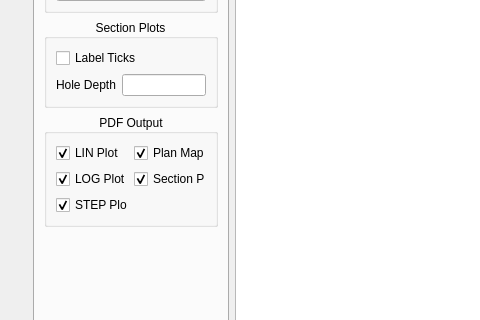
The window that src/qt_ui/pem_editor_window.ui (Eric-Meunier/Processor-Suite) describes before a commit, drawn with Qt 5; both pictures show x 0 to 480 and y 433 to 753 of the 1029 by 907 pixel window.
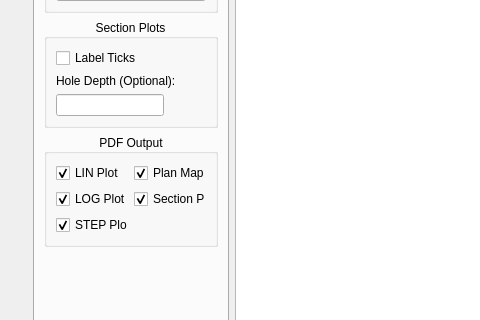
The same window after the commit. The open tabs and pages were chosen to show the change.

Commit message: Small changes to open_pem_files and export_pem_files.

Diff of the .ui file:
```diff
--- a/src/qt_ui/pem_editor_window.ui
+++ b/src/qt_ui/pem_editor_window.ui
@@ -595,13 +595,10 @@
            <item row="2" column="0">
             <widget class="QLabel" name="label_4">
              <property name="text">
-              <string>Hole Depth</string>
+              <string>Hole Depth (Optional):</string>
              </property>
             </widget>
            </item>
-           <item row="2" column="1">
-            <widget class="QLineEdit" name="section_depth_edit"/>
-           </item>
            <item row="1" column="0" colspan="2">
             <widget class="QCheckBox" name="label_section_depths_cbox">
              <property name="text">
@@ -609,6 +606,9 @@
              </property>
             </widget>
            </item>
+           <item row="3" column="0">
+            <widget class="QLineEdit" name="section_depth_edit"/>
+           </item>
           </layout>
          </widget>
         </item>
```
Left out of the diff: 2 changed lines with no effect on the pictures. The commit also changes 1 other file.
